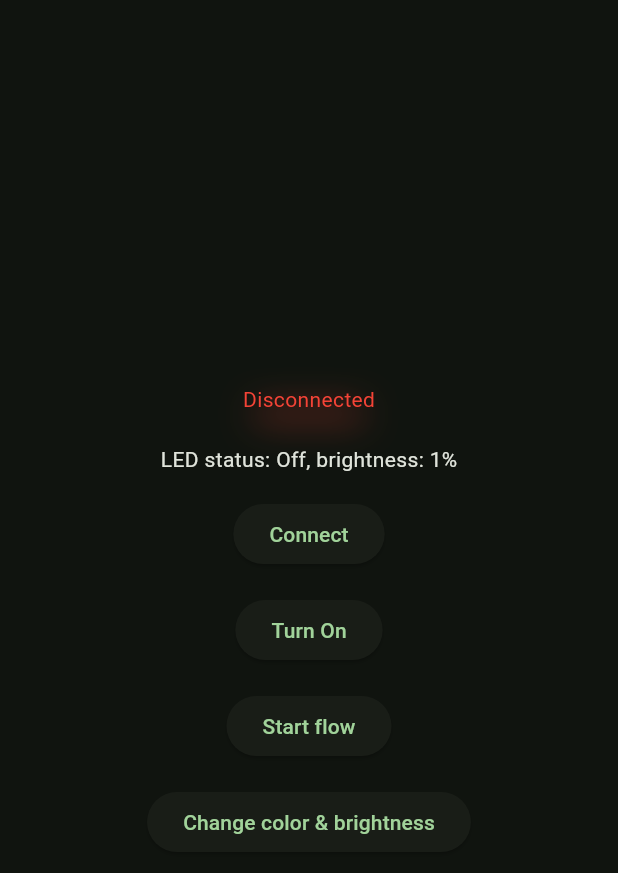
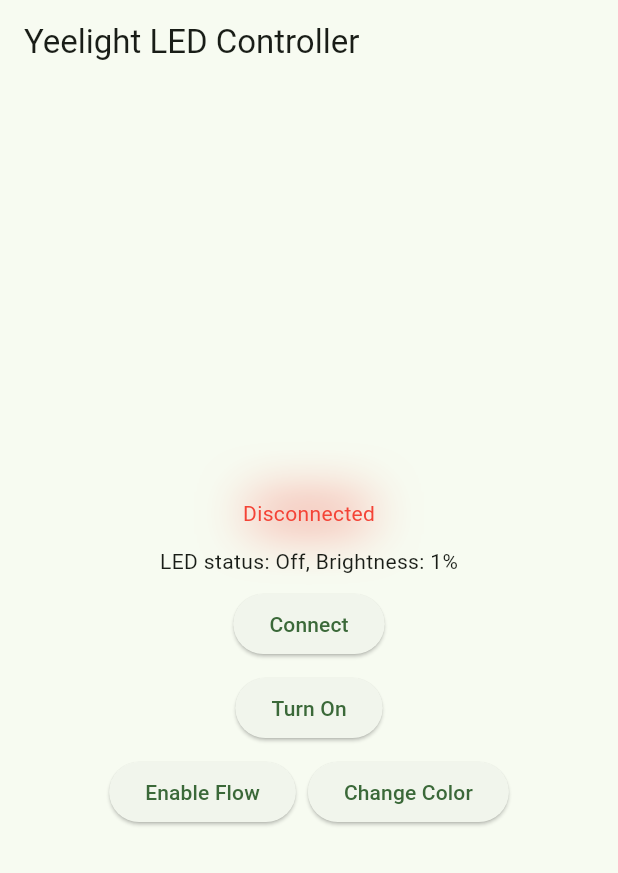
Before and after one commit to zeykafx/yeelight_controller-app, a Flutter app: the screen it shows after launch, after a tap on "Connect", on a phone screen of 412 x 824 dp. Shown: the top 873 px of the screen. Run offline on Flutter 3.47's test engine with Material 2 defaults, Android fonts, the light colour scheme and no system bars; drawn by our look-alikes of dynamic_color; our stand-ins replace flutter_colorpicker, styled_widget; missing offline and left inert: yeedart.

Commit message:
UI changes and general bug fixes

```diff
--- a/lib/Api/yeelight_api.dart
+++ b/lib/Api/yeelight_api.dart
@@ -1,12 +1,12 @@
 import 'dart:async';
 import 'dart:ui';
-import 'package:yeelight_controller_app/Extensions/hex_color.dart';
 
 import 'package:yeedart/yeedart.dart';
 
 class YeelightApi {
   Device? device;
   bool devicePower = false;
+  bool isDeviceFlowing = false;
   int deviceBrightness = 1;
   late Timer timer;
 
@@ -16,9 +16,9 @@
     required this.onStateChanged,
   }) {
     getLights();
-    getCurrentPower();
+    getCurrentStatus();
     timer = Timer.periodic(
-        const Duration(seconds: 4), (Timer t) => getCurrentPower());
+        const Duration(seconds: 4), (Timer t) => getCurrentStatus());
   }
 
   /// discovers lights on the local network
@@ -38,38 +38,39 @@
 
   /// disconnects from the connected LEDs
   void disconnect() {
-    device!.disconnect();
+    if (device == null) {
+      device!.disconnect();
+    }
     device = null;
+    onStateChanged();
   }
 
   /// sets deviceBrightness and devicePower with the current brightness and power
-  Future<void> getCurrentPower() async {
+  Future<void> getCurrentStatus() async {
     try {
-      await device?.getProps(parameters: ["bright", "power"]).then((response) {
+      await device?.getProps(parameters: ["bright", "power", "flowing"]).then(
+          (response) {
         if (response != null &&
             response.result!.first != "" &&
             response.result![0] != "ok") {
           deviceBrightness = int.parse(response.result![0]);
           devicePower = response.result![1] == 'on';
+          isDeviceFlowing = int.parse(response.result![2]) == 1 ? true : false;
         }
         onStateChanged();
       });
-    } catch (e) {
-      print(e);
-    }
-
+    } catch (e) {}
   }
 
-  Future<Color?> getCurrentColor() async {
-    CommandResponse? response = await device?.getProps(parameters: ["rgb"]);
+  Future<Color> getCurrentColor() async {
+    try {
+      CommandResponse? response = await device?.getProps(parameters: ["rgb"]);
       if (response != null) {
-        // print(HexColor.fromHex(response.result?.first));
         Color currentColor = Color(int.parse(response.result?[0]));
-
         return currentColor;
-      } else {
-        return const Color(0xffff0000);
       }
+    } catch (e) {}
+    return const Color(0xffff0000);
   }
 
   /// toggles the lights, if on -> off and vice versa
@@ -79,7 +80,7 @@
     devicePower = !devicePower;
     onStateChanged();
 
-    getCurrentPower();
+    getCurrentStatus();
   }
 
   /// starts flow mode on the connected LEDs
--- a/lib/Components/home.dart
+++ b/lib/Components/home.dart
@@ -1,7 +1,8 @@
 import 'package:flutter/material.dart';
-import 'package:flutter_hooks/flutter_hooks.dart';
 import 'package:styled_widget/styled_widget.dart';
+import 'package:yeedart/yeedart.dart';
 import 'package:yeelight_controller_app/Components/color_dialog.dart';
+import 'package:yeelight_controller_app/Extensions/hex_color.dart';
 
 import '../Api/yeelight_api.dart';
 
@@ -17,69 +18,88 @@
 
   @override
   void initState() {
-
-    yeelightApi = YeelightApi(
-      onStateChanged: () {
+    yeelightApi = YeelightApi(onStateChanged: () {
       setState(() {});
-      }
-    );
+    });
     super.initState();
   }
 
   @override
   void dispose() {
     yeelightApi.disconnect();
-
     super.dispose();
   }
 
-
   @override
   Widget build(BuildContext context) {
-
     return Scaffold(
+      appBar: AppBar(
+        title: const Text("Yeelight LED Controller"),
+      ),
       body: Center(
           child: <Widget>[
-            Text(
-                yeelightApi.device != null ? "Connected" : "Disconnected"
-            )
+        // Connection status
+        Text(yeelightApi.device != null ? "Connected" : "Disconnected")
             .textColor(yeelightApi.device != null ? Colors.green : Colors.red)
             .padding(all: 4)
             .boxShadow(
                 color: yeelightApi.device != null ? Colors.green : Colors.red,
-                  blurRadius: 20,
-                  offset: const Offset(0, 10),
-                  spreadRadius: -12
+                blurRadius: 30,
+                spreadRadius: -9),
+        // Status and Brightness
+        Text(
+            "LED status: ${yeelightApi.devicePower ? "On" : "Off"}, Brightness: ${yeelightApi.deviceBrightness}%"),
+
+        // Buttons ---
+        ElevatedButton(
+          onPressed: () {
+            yeelightApi.device != null
+                ? yeelightApi.disconnect()
+                : yeelightApi.getLights();
+          },
+          child: Text(yeelightApi.device != null ? "Disconnect" : "Connect"),
         ),
 
-            Text("LED status: ${yeelightApi.devicePower ? "On" : "Off"}, brightness: ${yeelightApi.deviceBrightness}%"),
-
-            ElevatedButton(
-              onPressed: () {
-                yeelightApi.device != null ? yeelightApi.disconnect() : yeelightApi.getLights();
-              },
-              child: Text(yeelightApi.device != null ? 'Disconnect' : "Connect"),
-            ),
-
+        // turn on/off button
         ElevatedButton(
           onPressed: () {
             yeelightApi.toggleLights();
           },
-              child: Text(yeelightApi.devicePower ? 'Turn Off' : "Turn On"),
+          child: Text(yeelightApi.devicePower ? "Turn Off" : "Turn On"),
         ),
 
+        Row(
+          mainAxisAlignment: MainAxisAlignment.center,
+          children: [
             ElevatedButton(
-              onPressed: () {
+              onPressed: () async {
+                if (yeelightApi.isDeviceFlowing) {
+                  await yeelightApi.device!.setRGB(
+                    color: const Color(0xffff0000).toHex(),
+                    effect: const Effect.smooth(),
+                    duration: const Duration(milliseconds: 200),
+                  );
+                } else {
                   yeelightApi.startFlow();
+                }
               },
-              child: const Text('Start flow'),
+              child: Text(
+                  yeelightApi.isDeviceFlowing ? "Disable Flow" : "Enable Flow"),
             ),
-
+            const Padding(
+                padding: EdgeInsetsDirectional.symmetric(horizontal: 4)),
             ElevatedButton(
-              onPressed: () => showDialog(context: context, builder: (BuildContext context) => ColorDialog(yeelightApi: yeelightApi)),
-              child: const Text("Change color & brightness"),
+              onPressed: () => showDialog(
+                  context: context,
+                  builder: (BuildContext context) =>
+                      ColorDialog(yeelightApi: yeelightApi)),
+              child: const Text("Change Color"),
             ),
-      ].toColumn(mainAxisAlignment: MainAxisAlignment.center, separator: Styled.widget().padding(vertical: 8))),
+          ],
+        ),
+      ].toColumn(
+              mainAxisAlignment: MainAxisAlignment.center,
+              separator: Styled.widget().padding(vertical: 4))),
     );
   }
 }
--- a/lib/main.dart
+++ b/lib/main.dart
@@ -27,7 +27,7 @@
           colorSchemeSeed: darkColorScheme == null ? Colors.green : null,
           brightness: Brightness.dark,
         ),
-        themeMode: ThemeMode.dark,
+        themeMode: ThemeMode.system,
         home: const SafeArea(top: true, child: Home()),
       );
     });
```
Also changed, not shown: lib/Components/color_dialog.dart (+8 -2 lines), 2 other files. Lines whose indentation alone changed are shown as unchanged.
